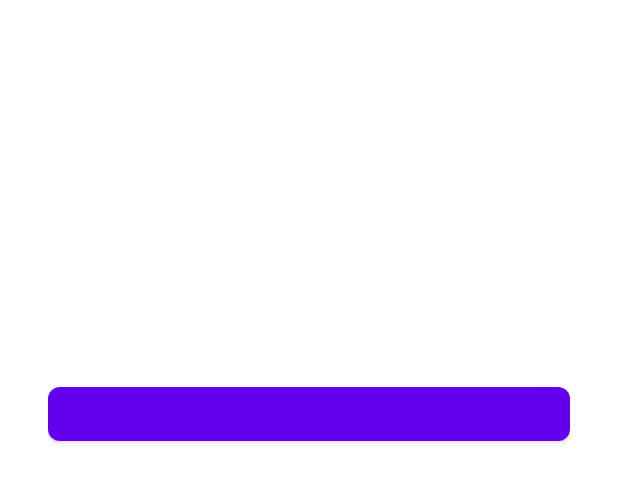
After one commit to qu4dro/pocket-projects-app, an Android app: the layout dialog_create_project.xml on its own in the app's theme, with its tools: preview values and no code run, on a phone screen of 412 x 824 dp. The commit adds this screen. Shown: the top 482 px of the screen. Run offline under Robolectric (Android 15) with nearby library versions, the phone set to English and light mode, and no system bars.

Commit message:
Created database, entities and bottom dialog fragment

```diff
--- /dev/null
+++ b/app/src/main/res/drawable-v24/rounded_dialog.xml
@@ -0,0 +1,13 @@
+<layer-list xmlns:android="http://schemas.android.com/apk/res/android">
+    <item
+        android:bottom="16dp"
+        android:left="16dp"
+        android:right="16dp"
+        android:top="16dp">
+        <shape android:shape="rectangle">
+            <solid android:color="?attr/colorBackgroundFloating" />
+            <corners android:radius="16dp" />
+        </shape>
+
+    </item>
+</layer-list>
--- a/app/src/main/res/layout/activity_pocket_projects.xml
+++ b/app/src/main/res/layout/activity_pocket_projects.xml
@@ -15,7 +15,8 @@
 
         <androidx.constraintlayout.widget.ConstraintLayout
             android:layout_width="match_parent"
-            android:layout_height="match_parent">
+            android:layout_height="match_parent"
+            android:fitsSystemWindows="true">
 
             <com.google.android.material.appbar.AppBarLayout
                 android:id="@+id/abl"
--- /dev/null
+++ b/app/src/main/res/layout/dialog_create_project.xml
@@ -0,0 +1,42 @@
+<?xml version="1.0" encoding="utf-8"?>
+<layout xmlns:android="http://schemas.android.com/apk/res/android"
+    xmlns:app="http://schemas.android.com/apk/res-auto">
+
+    <data>
+
+    </data>
+
+    <androidx.core.widget.NestedScrollView
+        android:layout_width="match_parent"
+        android:layout_height="match_parent">
+
+        <androidx.constraintlayout.widget.ConstraintLayout
+            android:layout_width="match_parent"
+            android:layout_height="300dp"
+            android:layout_margin="16dp"
+            android:background="@android:color/transparent">
+
+            <androidx.constraintlayout.widget.ConstraintLayout
+                app:layout_constraintStart_toStartOf="parent"
+                app:layout_constraintTop_toTopOf="parent"
+                android:layout_width="match_parent"
+                android:layout_height="300dp"
+                android:background="@drawable/rounded_dialog"
+                android:padding="16dp">
+
+                <com.google.android.material.button.MaterialButton
+                    android:id="@+id/btn_create_exercise"
+                    style="@style/ButtonStyle"
+                    app:layout_constraintBottom_toBottomOf="parent"
+                    app:layout_constraintEnd_toEndOf="parent"
+                    app:layout_constraintStart_toStartOf="parent"
+                    android:layout_width="match_parent"
+                    android:layout_height="wrap_content" />
+
+            </androidx.constraintlayout.widget.ConstraintLayout>
+
+        </androidx.constraintlayout.widget.ConstraintLayout>
+
+
+    </androidx.core.widget.NestedScrollView>
+</layout>
--- a/app/src/main/res/values-night/themes.xml
+++ b/app/src/main/res/values-night/themes.xml
@@ -14,5 +14,6 @@
         <!-- Customize your theme here. -->
 
         <item name="android:windowTranslucentStatus">true</item>
+        <item name="bottomSheetDialogTheme">@style/AppBottomSheetDialogTheme</item>
     </style>
 </resources>
--- a/app/src/main/res/values/styles.xml
+++ b/app/src/main/res/values/styles.xml
@@ -1,2 +1,24 @@
 <?xml version="1.0" encoding="utf-8"?>
-<resources></resources>
+<resources>
+
+    <style name="CardViewStyle.ItemStyle" parent="Widget.MaterialComponents.CardView">
+        <item name="cardPreventCornerOverlap">false</item>
+        <item name="cardElevation">8dp</item>
+        <item name="cardCornerRadius">16dp</item>
+    </style>
+
+    <style name="AppBottomSheetDialogTheme" parent="ThemeOverlay.MaterialComponents.BottomSheetDialog">
+        <item name="bottomSheetStyle">@style/AppModalStyle</item>
+        <item name="android:windowIsFloating">false</item>
+        <item name="android:windowSoftInputMode">adjustResize</item>
+    </style>
+
+    <style name="AppModalStyle" parent="Widget.Design.BottomSheet.Modal">
+        <item name="android:background">@drawable/rounded_dialog</item>
+    </style>
+
+    <style name="ButtonStyle" parent="Widget.MaterialComponents.Button">
+        <item name="cornerRadius">8dp</item>
+    </style>
+
+</resources>
--- a/app/src/main/res/values/themes.xml
+++ b/app/src/main/res/values/themes.xml
@@ -14,5 +14,6 @@
         <!-- Customize your theme here. -->
 
         <item name="android:windowTranslucentStatus">true</item>
+        <item name="bottomSheetDialogTheme">@style/AppBottomSheetDialogTheme</item>
     </style>
 </resources>
```
Also changed, not shown: app/src/main/java/ru/orlovvv/projects/db/PocketProjectsDAO.kt (added, +8 -0 lines), app/src/main/java/ru/orlovvv/projects/db/PocketProjectsDatabase.kt (added, +13 -0 lines), app/src/main/java/ru/orlovvv/projects/db/entities/Project.kt (added, +15 -0 lines), app/src/main/java/ru/orlovvv/projects/db/entities/Task.kt (added, +15 -0 lines), app/src/main/java/ru/orlovvv/projects/di/AppModule.kt (+20 -0 lines), app/src/main/java/ru/orlovvv/projects/ui/dialogs/CreateProjectDialog.kt (added, +33 -0 lines), app/src/main/java/ru/orlovvv/projects/ui/fragments/projects/ProjectsFragment.kt (+9 -1 lines), app/src/main/java/ru/orlovvv/projects/util/Constants.kt (+8 -0 lines), app/src/main/res/drawable/ic_add.xml (added, +10 -0 lines), app/src/main/res/layout/fragment_board_container.xml (+13 -0 lines), app/src/main/res/layout/fragment_projects.xml (+14 -3 lines).
